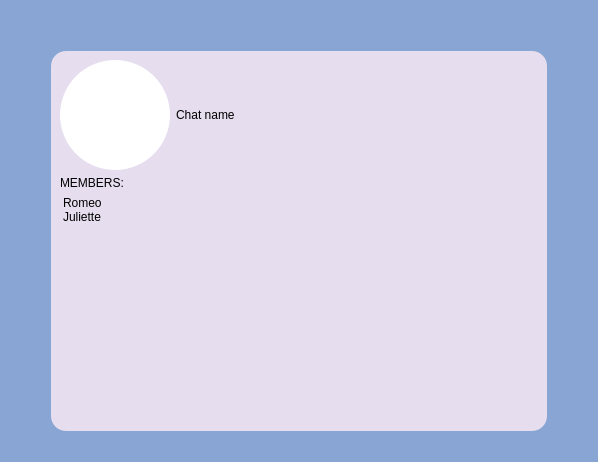
This is messenger/chatinfo.ui in ita-social-projects/HTTP_Messenger_Client as Qt 5 draws it before an edit. The edited form follows.
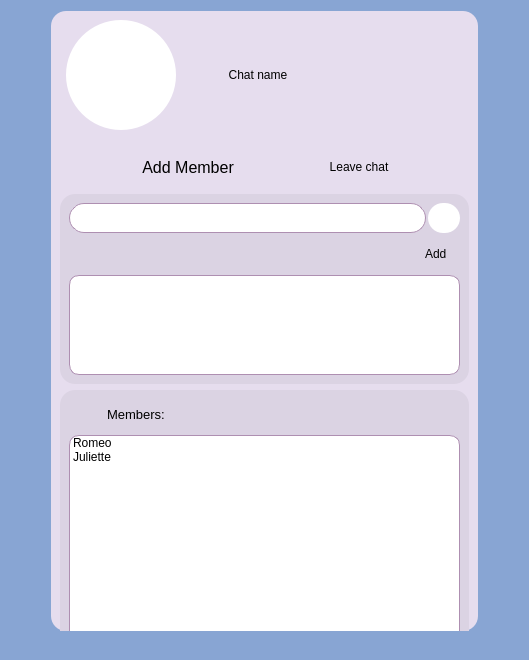
This is the edited form. Icons and pictures are not drawn.

Commit message: CLV-171 ChatInfo Window. Updated JsonDeserializer, mainwindow.ui.

```diff
--- a/messenger/chatinfo.ui
+++ b/messenger/chatinfo.ui
@@ -6,160 +6,604 @@
    <rect>
     <x>0</x>
     <y>0</y>
-    <width>598</width>
-    <height>462</height>
+    <width>529</width>
+    <height>660</height>
    </rect>
   </property>
+  <property name="sizePolicy">
+   <sizepolicy hsizetype="Fixed" vsizetype="Preferred">
+    <horstretch>0</horstretch>
+    <verstretch>0</verstretch>
+   </sizepolicy>
+  </property>
+  <property name="minimumSize">
+   <size>
+    <width>529</width>
+    <height>600</height>
+   </size>
+  </property>
+  <property name="maximumSize">
+   <size>
+    <width>529</width>
+    <height>660</height>
+   </size>
+  </property>
   <property name="windowTitle">
    <string>Dialog</string>
   </property>
   <property name="styleSheet">
    <string notr="true">background-color: rgb(136, 165, 211);</string>
   </property>
-  <layout class="QGridLayout" name="gridLayout_2">
+  <layout class="QGridLayout" name="gridLayout">
    <item row="0" column="1">
-    <spacer name="verticalSpacer">
-     <property name="orientation">
-      <enum>Qt::Vertical</enum>
-     </property>
-     <property name="sizeType">
-      <enum>QSizePolicy::Fixed</enum>
-     </property>
-     <property name="sizeHint" stdset="0">
-      <size>
-       <width>20</width>
-       <height>40</height>
-      </size>
-     </property>
-    </spacer>
-   </item>
-   <item row="1" column="1">
     <widget class="QWidget" name="gridWidget" native="true">
      <property name="sizePolicy">
-      <sizepolicy hsizetype="Minimum" vsizetype="Minimum">
+      <sizepolicy hsizetype="Preferred" vsizetype="Preferred">
        <horstretch>0</horstretch>
        <verstretch>0</verstretch>
       </sizepolicy>
      </property>
+     <property name="minimumSize">
+      <size>
+       <width>0</width>
+       <height>620</height>
+      </size>
+     </property>
+     <property name="maximumSize">
+      <size>
+       <width>16777215</width>
+       <height>620</height>
+      </size>
+     </property>
      <property name="styleSheet">
       <string notr="true">background-color: rgb(230, 221, 238);
 border-radius: 15px;</string>
      </property>
-     <layout class="QGridLayout" name="gridLayout">
-      <item row="0" column="2">
-       <widget class="QLabel" name="label">
-        <property name="sizePolicy">
-         <sizepolicy hsizetype="Preferred" vsizetype="Fixed">
-          <horstretch>0</horstretch>
-          <verstretch>0</verstretch>
-         </sizepolicy>
-        </property>
-        <property name="minimumSize">
-         <size>
-          <width>0</width>
-          <height>40</height>
-         </size>
-        </property>
-        <property name="styleSheet">
-         <string notr="true">QLabel {
-font: 75 14pt &quot;MS Shell Dlg 2&quot;;
-color: black;
-}</string>
-        </property>
-        <property name="text">
-         <string>Chat name</string>
-        </property>
-       </widget>
-      </item>
-      <item row="9" column="1" colspan="3">
-       <widget class="QListWidget" name="listWidget">
-        <property name="styleSheet">
-         <string notr="true">color: black;</string>
-        </property>
-        <item>
-         <property name="text">
-          <string>Romeo</string>
-         </property>
-        </item>
-        <item>
-         <property name="text">
-          <string>Juliette</string>
-         </property>
-        </item>
-       </widget>
-      </item>
+     <layout class="QFormLayout" name="formLayout">
       <item row="0" column="1">
-       <widget class="QLabel" name="label_UserImg">
-        <property name="sizePolicy">
-         <sizepolicy hsizetype="Fixed" vsizetype="Fixed">
-          <horstretch>0</horstretch>
-          <verstretch>0</verstretch>
-         </sizepolicy>
-        </property>
-        <property name="minimumSize">
-         <size>
-          <width>110</width>
-          <height>110</height>
-         </size>
-        </property>
-        <property name="styleSheet">
-         <string notr="true">QLabel{
+       <layout class="QHBoxLayout" name="horizontalLayout_4">
+        <item>
+         <widget class="QLabel" name="label_UserImg">
+          <property name="sizePolicy">
+           <sizepolicy hsizetype="Fixed" vsizetype="Fixed">
+            <horstretch>0</horstretch>
+            <verstretch>0</verstretch>
+           </sizepolicy>
+          </property>
+          <property name="minimumSize">
+           <size>
+            <width>110</width>
+            <height>110</height>
+           </size>
+          </property>
+          <property name="styleSheet">
+           <string notr="true">QLabel{
 background-color: rgb(255,255,255);
 border-radius: 55px;
 }</string>
-        </property>
-        <property name="text">
-         <string/>
-        </property>
-        <property name="pixmap">
-         <pixmap resource="resources.qrc">:/icons/icons/photo.ico</pixmap>
-        </property>
-        <property name="alignment">
-         <set>Qt::AlignCenter</set>
-        </property>
-       </widget>
-      </item>
-      <item row="2" column="1" colspan="3">
-       <layout class="QHBoxLayout" name="horizontalLayout">
-        <item>
-         <widget class="QLabel" name="label_2">
-          <property name="styleSheet">
-           <string notr="true">color:black;</string>
-          </property>
-          <property name="text">
-           <string>MEMBERS:</string>
-          </property>
-         </widget>
-        </item>
-        <item>
-         <widget class="QPushButton" name="pushButton">
-          <property name="sizePolicy">
-           <sizepolicy hsizetype="Fixed" vsizetype="Fixed">
-            <horstretch>0</horstretch>
-            <verstretch>0</verstretch>
-           </sizepolicy>
           </property>
           <property name="text">
            <string/>
           </property>
+          <property name="pixmap">
+           <pixmap resource="resources.qrc">:/icons/icons/photo.ico</pixmap>
+          </property>
+          <property name="alignment">
+           <set>Qt::AlignCenter</set>
+          </property>
+         </widget>
+        </item>
+        <item>
+         <spacer name="horizontalSpacer_9">
+          <property name="orientation">
+           <enum>Qt::Horizontal</enum>
+          </property>
+          <property name="sizeType">
+           <enum>QSizePolicy::Fixed</enum>
+          </property>
+          <property name="sizeHint" stdset="0">
+           <size>
+            <width>40</width>
+            <height>20</height>
+           </size>
+          </property>
+         </spacer>
+        </item>
+        <item>
+         <widget class="QLabel" name="label_ChatName">
+          <property name="sizePolicy">
+           <sizepolicy hsizetype="Preferred" vsizetype="Fixed">
+            <horstretch>0</horstretch>
+            <verstretch>0</verstretch>
+           </sizepolicy>
+          </property>
+          <property name="minimumSize">
+           <size>
+            <width>0</width>
+            <height>40</height>
+           </size>
+          </property>
+          <property name="styleSheet">
+           <string notr="true">QLabel {
+font: 75 14pt &quot;MS Shell Dlg 2&quot;;
+color: black;
+}</string>
+          </property>
+          <property name="text">
+           <string>  Chat name</string>
+          </property>
+         </widget>
+        </item>
+       </layout>
+      </item>
+      <item row="1" column="1">
+       <spacer name="verticalSpacer_4">
+        <property name="orientation">
+         <enum>Qt::Vertical</enum>
+        </property>
+        <property name="sizeType">
+         <enum>QSizePolicy::Fixed</enum>
+        </property>
+        <property name="sizeHint" stdset="0">
+         <size>
+          <width>20</width>
+          <height>10</height>
+         </size>
+        </property>
+       </spacer>
+      </item>
+      <item row="2" column="0" colspan="2">
+       <layout class="QHBoxLayout" name="horizontalLayout_5">
+        <item>
+         <spacer name="horizontalSpacer_4">
+          <property name="orientation">
+           <enum>Qt::Horizontal</enum>
+          </property>
+          <property name="sizeHint" stdset="0">
+           <size>
+            <width>40</width>
+            <height>20</height>
+           </size>
+          </property>
+         </spacer>
+        </item>
+        <item>
+         <widget class="QPushButton" name="pushButton_AddMember">
+          <property name="sizePolicy">
+           <sizepolicy hsizetype="Preferred" vsizetype="Fixed">
+            <horstretch>0</horstretch>
+            <verstretch>0</verstretch>
+           </sizepolicy>
+          </property>
+          <property name="minimumSize">
+           <size>
+            <width>30</width>
+            <height>30</height>
+           </size>
+          </property>
+          <property name="font">
+           <font>
+            <family>MS Shell Dlg 2</family>
+            <pointsize>12</pointsize>
+            <weight>9</weight>
+            <italic>false</italic>
+            <bold>false</bold>
+           </font>
+          </property>
+          <property name="styleSheet">
+           <string notr="true">QPushButton {
+font: 75 12pt &quot;MS Shell Dlg 2&quot;;
+border-radius: 15px;
+color: black;
+}
+
+QPushButton:hover { 
+background-color:rgb(200, 192, 207);
+ }</string>
+          </property>
+          <property name="text">
+           <string>  Add Member  </string>
+          </property>
           <property name="icon">
            <iconset resource="resources.qrc">
             <normaloff>:/icons/icons/addUser.ico</normaloff>:/icons/icons/addUser.ico</iconset>
           </property>
+          <property name="iconSize">
+           <size>
+            <width>25</width>
+            <height>25</height>
+           </size>
+          </property>
          </widget>
         </item>
+        <item>
+         <spacer name="horizontalSpacer_7">
+          <property name="orientation">
+           <enum>Qt::Horizontal</enum>
+          </property>
+          <property name="sizeHint" stdset="0">
+           <size>
+            <width>40</width>
+            <height>20</height>
+           </size>
+          </property>
+         </spacer>
+        </item>
+        <item>
+         <widget class="QPushButton" name="pushButton_LeaveChat">
+          <property name="sizePolicy">
+           <sizepolicy hsizetype="Preferred" vsizetype="Fixed">
+            <horstretch>0</horstretch>
+            <verstretch>0</verstretch>
+           </sizepolicy>
+          </property>
+          <property name="minimumSize">
+           <size>
+            <width>0</width>
+            <height>30</height>
+           </size>
+          </property>
+          <property name="styleSheet">
+           <string notr="true">QPushButton {
+font: 75 12pt &quot;MS Shell Dlg 2&quot;;
+border-radius: 15px;
+color: black;
+}
+
+QPushButton:hover { 
+background-color:rgb(200, 192, 207);
+ }</string>
+          </property>
+          <property name="text">
+           <string>  Leave chat  </string>
+          </property>
+          <property name="icon">
+           <iconset resource="resources.qrc">
+            <normaloff>:/icons/icons/signOut.ico</normaloff>:/icons/icons/signOut.ico</iconset>
+          </property>
+         </widget>
+        </item>
+        <item>
+         <spacer name="horizontalSpacer_5">
+          <property name="orientation">
+           <enum>Qt::Horizontal</enum>
+          </property>
+          <property name="sizeHint" stdset="0">
+           <size>
+            <width>40</width>
+            <height>20</height>
+           </size>
+          </property>
+         </spacer>
+        </item>
        </layout>
       </item>
+      <item row="3" column="1">
+       <spacer name="verticalSpacer_2">
+        <property name="orientation">
+         <enum>Qt::Vertical</enum>
+        </property>
+        <property name="sizeType">
+         <enum>QSizePolicy::Preferred</enum>
+        </property>
+        <property name="sizeHint" stdset="0">
+         <size>
+          <width>20</width>
+          <height>10</height>
+         </size>
+        </property>
+       </spacer>
+      </item>
+      <item row="5" column="0" colspan="2">
+       <widget class="QWidget" name="verticalWidget_FindUsers" native="true">
+        <property name="sizePolicy">
+         <sizepolicy hsizetype="Minimum" vsizetype="Preferred">
+          <horstretch>0</horstretch>
+          <verstretch>0</verstretch>
+         </sizepolicy>
+        </property>
+        <property name="styleSheet">
+         <string notr="true">background-color: rgb(219, 211, 227);
+border-radius: 15px;</string>
+        </property>
+        <layout class="QVBoxLayout" name="verticalLayout">
+         <item>
+          <layout class="QVBoxLayout" name="Layout_FindUsers">
+           <item>
+            <layout class="QHBoxLayout" name="horizontalLayout_2">
+             <property name="spacing">
+              <number>2</number>
+             </property>
+             <item>
+              <widget class="QLineEdit" name="lineEdit_SearchUser">
+               <property name="minimumSize">
+                <size>
+                 <width>30</width>
+                 <height>30</height>
+                </size>
+               </property>
+               <property name="styleSheet">
+                <string notr="true">background-color: rgb(255, 255, 255);
+font: 10pt &quot;MS Shell Dlg 2&quot;;
+border-radius: 15px;
+border-style: solid;
+border-width: 1px;
+border-color: rgb(174, 143, 177);</string>
+               </property>
+               <property name="text">
+                <string/>
+               </property>
+              </widget>
+             </item>
+             <item>
+              <widget class="QPushButton" name="pushButton_SearchUser">
+               <property name="minimumSize">
+                <size>
+                 <width>30</width>
+                 <height>30</height>
+                </size>
+               </property>
+               <property name="styleSheet">
+                <string notr="true">QPushButton{
+border-radius: 15px;
+background-color: white;
+}
+QPushButton:hover {
+     background-color:rgb(200, 192, 207);
+ }</string>
+               </property>
+               <property name="text">
+                <string/>
+               </property>
+               <property name="icon">
+                <iconset resource="resources.qrc">
+                 <normaloff>:/icons/icons/search.ico</normaloff>:/icons/icons/search.ico</iconset>
+               </property>
+               <property name="iconSize">
+                <size>
+                 <width>20</width>
+                 <height>20</height>
+                </size>
+               </property>
+              </widget>
+             </item>
+            </layout>
+           </item>
+           <item>
+            <layout class="QHBoxLayout" name="horizontalLayout_3">
+             <item>
+              <widget class="QLabel" name="label_MemberLogin">
+               <property name="sizePolicy">
+                <sizepolicy hsizetype="Preferred" vsizetype="Fixed">
+                 <horstretch>0</horstretch>
+                 <verstretch>0</verstretch>
+                </sizepolicy>
+               </property>
+               <property name="minimumSize">
+                <size>
+                 <width>0</width>
+                 <height>30</height>
+                </size>
+               </property>
+               <property name="text">
+                <string/>
+               </property>
+              </widget>
+             </item>
+             <item>
+              <widget class="QPushButton" name="pushButton_Add">
+               <property name="sizePolicy">
+                <sizepolicy hsizetype="Fixed" vsizetype="Fixed">
+                 <horstretch>0</horstretch>
+                 <verstretch>0</verstretch>
+                </sizepolicy>
+               </property>
+               <property name="minimumSize">
+                <size>
+                 <width>0</width>
+                 <height>30</height>
+                </size>
+               </property>
+               <property name="styleSheet">
+                <string notr="true">QPushButton {
+font: 75 12pt &quot;MS Shell Dlg 2&quot;;
+color: black;
+border-radius: 10px;
+}
+QPushButton:hover { 
+background-color:rgb(200, 192, 207);
+ }</string>
+               </property>
+               <property name="text">
+                <string>    Add    </string>
+               </property>
+              </widget>
+             </item>
+            </layout>
+           </item>
+           <item>
+            <widget class="QListWidget" name="listWidget_Users">
+             <property name="sizePolicy">
+              <sizepolicy hsizetype="Expanding" vsizetype="Preferred">
+               <horstretch>0</horstretch>
+               <verstretch>0</verstretch>
+              </sizepolicy>
+             </property>
+             <property name="minimumSize">
+              <size>
+               <width>0</width>
+               <height>100</height>
+              </size>
+             </property>
+             <property name="styleSheet">
+              <string notr="true">background-color: rgb(255, 255, 255);
+color:black;
+font: 10pt &quot;MS Shell Dlg 2&quot;;
+border-radius: 10px;
+border-style: solid;
+border-width: 1px;
+border-color: rgb(174, 143, 177);</string>
+             </property>
+            </widget>
+           </item>
+          </layout>
+         </item>
+        </layout>
+       </widget>
+      </item>
+      <item row="7" column="0" colspan="2">
+       <widget class="QWidget" name="verticalWidget_Members" native="true">
+        <property name="sizePolicy">
+         <sizepolicy hsizetype="Preferred" vsizetype="Preferred">
+          <horstretch>0</horstretch>
+          <verstretch>0</verstretch>
+         </sizepolicy>
+        </property>
+        <property name="minimumSize">
+         <size>
+          <width>0</width>
+          <height>280</height>
+         </size>
+        </property>
+        <property name="styleSheet">
+         <string notr="true">background-color: rgb(219, 211, 227);
+border-radius: 15px;</string>
+        </property>
+        <layout class="QVBoxLayout" name="verticalLayout_2">
+         <item>
+          <layout class="QHBoxLayout" name="horizontalLayout">
+           <item>
+            <widget class="QPushButton" name="pushButton_2">
+             <property name="enabled">
+              <bool>true</bool>
+             </property>
+             <property name="sizePolicy">
+              <sizepolicy hsizetype="Fixed" vsizetype="Fixed">
+               <horstretch>0</horstretch>
+               <verstretch>0</verstretch>
+              </sizepolicy>
+             </property>
+             <property name="text">
+              <string/>
+             </property>
+             <property name="icon">
+              <iconset resource="resources.qrc">
+               <normaloff>:/icons/icons/members.ico</normaloff>:/icons/icons/members.ico</iconset>
+             </property>
+             <property name="iconSize">
+              <size>
+               <width>30</width>
+               <height>30</height>
+              </size>
+             </property>
+            </widget>
+           </item>
+           <item>
+            <widget class="QLabel" name="label_2">
+             <property name="sizePolicy">
+              <sizepolicy hsizetype="Fixed" vsizetype="Fixed">
+               <horstretch>0</horstretch>
+               <verstretch>0</verstretch>
+              </sizepolicy>
+             </property>
+             <property name="minimumSize">
+              <size>
+               <width>0</width>
+               <height>30</height>
+              </size>
+             </property>
+             <property name="font">
+              <font>
+               <pointsize>10</pointsize>
+              </font>
+             </property>
+             <property name="styleSheet">
+              <string notr="true">color:black;</string>
+             </property>
+             <property name="text">
+              <string>Members: </string>
+             </property>
+            </widget>
+           </item>
+           <item>
+            <widget class="QLabel" name="label_MembersCount">
+             <property name="sizePolicy">
+              <sizepolicy hsizetype="Preferred" vsizetype="Fixed">
+               <horstretch>0</horstretch>
+               <verstretch>0</verstretch>
+              </sizepolicy>
+             </property>
+             <property name="minimumSize">
+              <size>
+               <width>0</width>
+               <height>30</height>
+              </size>
+             </property>
+             <property name="text">
+              <string/>
+             </property>
+            </widget>
+           </item>
+           <item>
+            <spacer name="horizontalSpacer_2">
+             <property name="orientation">
+              <enum>Qt::Horizontal</enum>
+             </property>
+             <property name="sizeType">
+              <enum>QSizePolicy::Preferred</enum>
+             </property>
+             <property name="sizeHint" stdset="0">
+              <size>
+               <width>40</width>
+               <height>20</height>
+              </size>
+             </property>
+            </spacer>
+           </item>
+          </layout>
+         </item>
+         <item>
+          <widget class="QListWidget" name="listWidget_Members">
+           <property name="sizePolicy">
+            <sizepolicy hsizetype="Minimum" vsizetype="Preferred">
+             <horstretch>0</horstretch>
+             <verstretch>0</verstretch>
+            </sizepolicy>
+           </property>
+           <property name="styleSheet">
+            <string notr="true">background-color: rgb(255, 255, 255);
+color:black;
+font: 10pt &quot;MS Shell Dlg 2&quot;;
+border-radius: 10px;
+border-style: solid;
+border-width: 1px;
+border-color: rgb(174, 143, 177);</string>
+           </property>
+           <item>
+            <property name="text">
+             <string>Romeo</string>
+            </property>
+           </item>
+           <item>
+            <property name="text">
+             <string>Juliette</string>
+            </property>
+           </item>
+          </widget>
+         </item>
+        </layout>
+       </widget>
+      </item>
      </layout>
     </widget>
    </item>
-   <item row="1" column="2">
-    <spacer name="horizontalSpacer_11">
+   <item row="0" column="2">
+    <spacer name="horizontalSpacer_6">
      <property name="orientation">
       <enum>Qt::Horizontal</enum>
      </property>
      <property name="sizeType">
-      <enum>QSizePolicy::Fixed</enum>
+      <enum>QSizePolicy::Preferred</enum>
      </property>
      <property name="sizeHint" stdset="0">
       <size>
@@ -169,13 +613,13 @@
      </property>
     </spacer>
    </item>
-   <item row="2" column="0">
-    <spacer name="horizontalSpacer_12">
+   <item row="0" column="0">
+    <spacer name="horizontalSpacer_3">
      <property name="orientation">
       <enum>Qt::Horizontal</enum>
      </property>
      <property name="sizeType">
-      <enum>QSizePolicy::Fixed</enum>
+      <enum>QSizePolicy::Preferred</enum>
      </property>
      <property name="sizeHint" stdset="0">
       <size>
@@ -185,6 +629,22 @@
      </property>
     </spacer>
    </item>
+   <item row="1" column="1">
+    <spacer name="verticalSpacer_3">
+     <property name="orientation">
+      <enum>Qt::Vertical</enum>
+     </property>
+     <property name="sizeType">
+      <enum>QSizePolicy::Preferred</enum>
+     </property>
+     <property name="sizeHint" stdset="0">
+      <size>
+       <width>20</width>
+       <height>40</height>
+      </size>
+     </property>
+    </spacer>
+   </item>
   </layout>
  </widget>
  <resources>
```
The commit also changes 17 other files.
